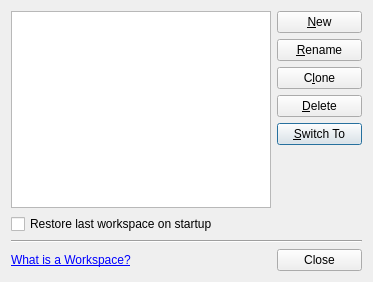
Old version of the form src/libs/advanceddockingsystem/workspacedialog.ui in the repository qt-creator/qt-creator.
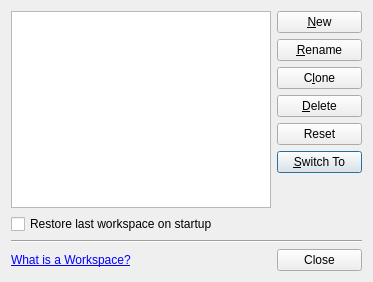
New version of the form. Custom widgets are drawn as their Qt base class.

What changed in the file:
```diff
--- a/src/libs/advanceddockingsystem/workspacedialog.ui
+++ b/src/libs/advanceddockingsystem/workspacedialog.ui
@@ -60,6 +60,13 @@
        </property>
       </widget>
      </item>
+     <item>
+      <widget class="QPushButton" name="btReset">
+       <property name="text">
+        <string>Reset</string>
+       </property>
+      </widget>
+     </item>
      <item>
       <widget class="QPushButton" name="btSwitch">
        <property name="text">
```
